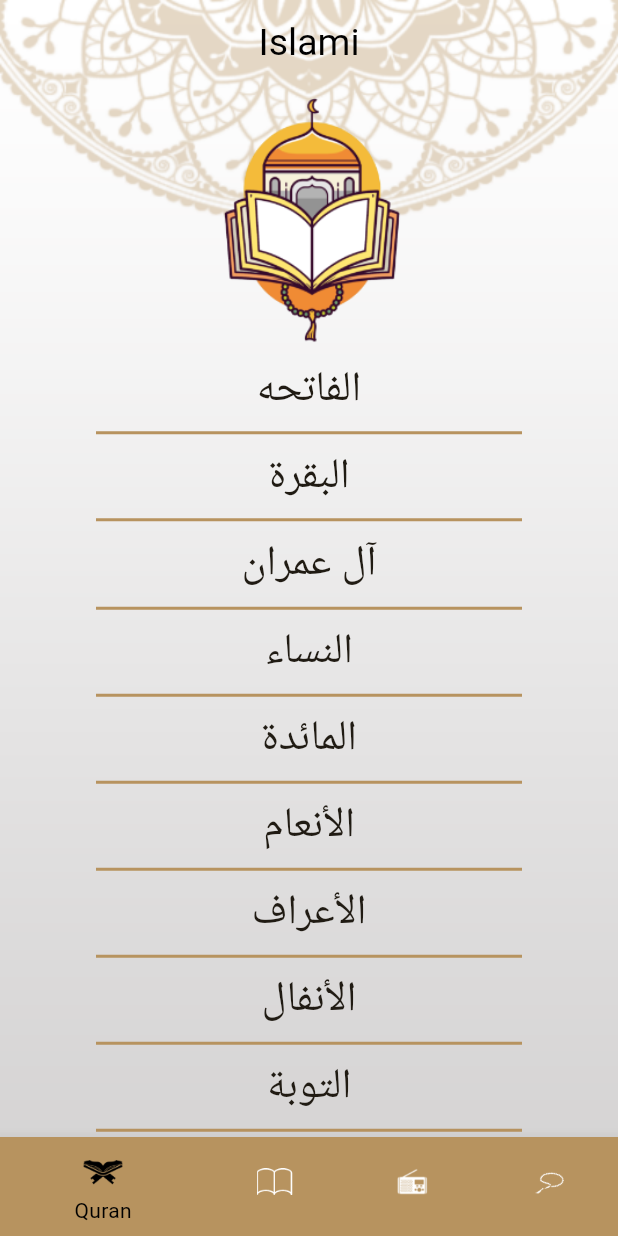
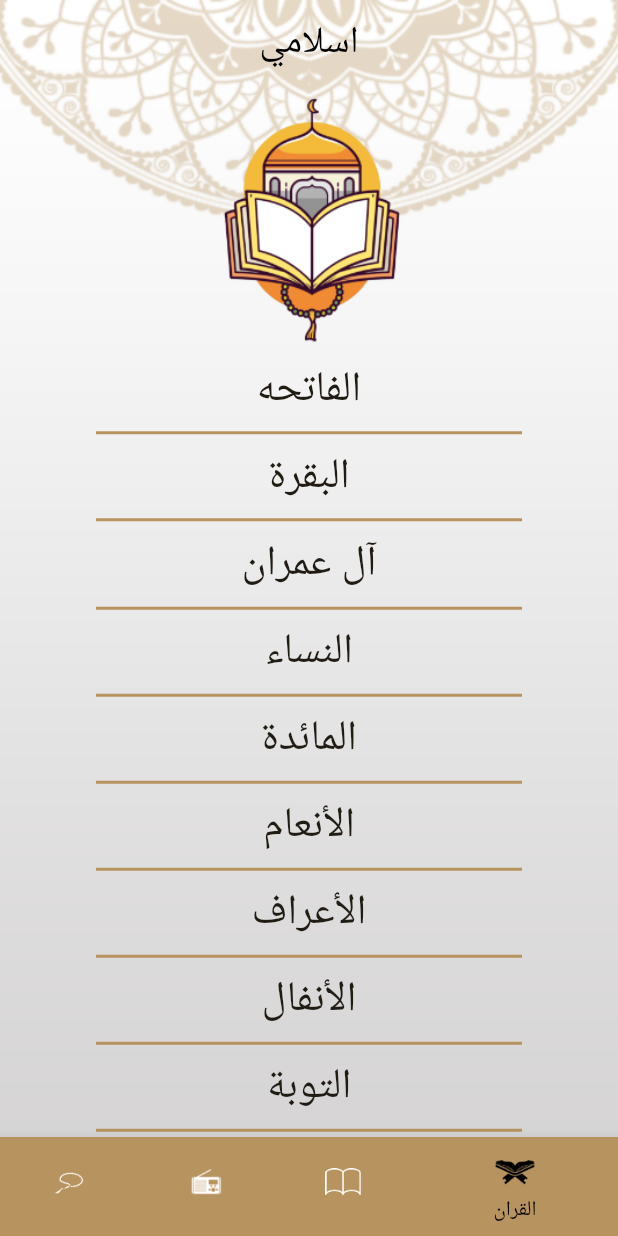
Before and after one commit to Yasmeenadel166/Islami-App, a Flutter app: the screen it shows after launch, on a phone screen of 412 x 824 dp. Run offline on Flutter 3.47's test engine with Material 2 defaults, Android fonts, the phone set to English and light mode, and no system bars; generated files the repository leaves out were written again.

```diff
--- /dev/null
+++ b/l10n.yaml
@@ -0,0 +1,3 @@
+arb-dir: lib/l10n
+template-arb-file: app_en.arb
+output-localization-file: app_localizations.dart
--- /dev/null
+++ b/lib/l10n/app_ar.arb
@@ -0,0 +1,10 @@
+{
+  "app_name" : "اسلامي" ,
+  "quran" : "القران" ,
+  "hadeth" : "الحديث" ,
+  "tasbeh" : "التسبيح" ,
+  "radio" : "الاذاعة" ,
+  "hadeth_number" : "رقم الحديث" ,
+  "chapter_name" : "رقم السورة"
+
+}
--- a/lib/main.dart
+++ b/lib/main.dart
@@ -1,7 +1,9 @@
 import 'package:flutter/material.dart';
+import 'package:flutter_localizations/flutter_localizations.dart';
 import 'package:islami_project/ui/ChapterDetails/ChapterDetailsScreen.dart';
 import 'package:islami_project/ui/HadethDetails/HadethDetailsScreen.dart';
 import 'package:islami_project/ui/home/homeScreen.dart';
+import 'package:flutter_gen/gen_l10n/app_localizations.dart';
 
 void main() {
   runApp(MyApp());
@@ -60,6 +62,18 @@ class MyApp extends StatelessWidget {
         HadethDetailsScreen.routeName : (_) => HadethDetailsScreen(),
       },
       initialRoute:  HomeScreen.routeName,
+       localizationsDelegates: AppLocalizations.localizationsDelegates,  // =
+      // [
+      //   AppLocalizations.delegate,
+      //   GlobalMaterialLocalizations.delegate,
+      //   GlobalWidgetsLocalizations.delegate,
+      //   GlobalCupertinoLocalizations.delegate,
+      // ],
+      supportedLocales: const [
+        Locale('en'), // English
+        Locale('ar'), // Spanish
+      ],
+    locale: Locale('ar'), // or  ar
     );
   }
 }
--- a/lib/ui/home/hadeth/HadethTab.dart
+++ b/lib/ui/home/hadeth/HadethTab.dart
@@ -1,6 +1,7 @@
 import 'package:flutter/material.dart';
 import 'package:flutter/services.dart';
 import 'package:islami_project/ui/home/hadeth/HadethTitleWidget.dart';
+import 'package:flutter_gen/gen_l10n/app_localizations.dart';
 
 import 'Hadeth.dart';
 
@@ -28,7 +29,7 @@ class _HadethTabState extends State<HadethTab> {
                     horizontal: BorderSide(
                         width: 2, color: Theme.of(context).primaryColor))),
             child: Text(
-              'Hadeth',
+              AppLocalizations.of(context)!.hadeth_number,
               style: TextStyle(fontSize: 25),
             )
         ),
--- a/lib/ui/home/homeScreen.dart
+++ b/lib/ui/home/homeScreen.dart
@@ -4,6 +4,7 @@ import 'package:islami_project/ui/home/hadeth/HadethTab.dart';
 import 'package:islami_project/ui/home/quran/QuranTab.dart';
 import 'package:islami_project/ui/home/radio/RadioTab.dart';
 import 'package:islami_project/ui/home/tasbeh/Tasbeh.dart';
+import 'package:flutter_gen/gen_l10n/app_localizations.dart';
 
 class HomeScreen extends StatefulWidget {
 static const String routeName = 'HomeScreen';
@@ -16,9 +17,9 @@ class _HomeScreenState extends State<HomeScreen> {
 int selectedTabIndex =0;
 List<Widget> tabs =[
   QuranTab(),
+  HadethTab(),
+  RadioTab(),
   TasbehTab(),
-  RadioTab(),
-  HadethTab()
 ];
 
   @override
@@ -35,7 +36,7 @@ List<Widget> tabs =[
         appBar: AppBar(
          // backgroundColor: Colors.transparent,
           title: Text(
-            'Islami'
+            AppLocalizations.of(context)!.app_name   // nullable so should put !
           ),
 
         ),
@@ -51,19 +52,19 @@ List<Widget> tabs =[
             BottomNavigationBarItem(
               backgroundColor: Theme.of(context).primaryColor,
                 icon: ImageIcon(AssetImage('assets/images/icon_quran.png')),
-                label: 'Quran'),
+                label: AppLocalizations.of(context)!.quran),
             BottomNavigationBarItem(
                 backgroundColor: Theme.of(context).primaryColor,
                 icon: ImageIcon(AssetImage('assets/images/icon_hadeth.png'),),
-                label: 'Hadeth'),
+                label: AppLocalizations.of(context)!.hadeth),
             BottomNavigationBarItem(
                 backgroundColor: Theme.of(context).primaryColor,
                 icon: ImageIcon(AssetImage('assets/images/icon_radio.png'),),
-                label: 'Radio'),
+                label: AppLocalizations.of(context)!.radio),
             BottomNavigationBarItem(
                 backgroundColor: Theme.of(context).primaryColor,
                 icon: ImageIcon(AssetImage('assets/images/icon_sebha.png'),),
-                label: 'Sebha'),
+                label: AppLocalizations.of(context)!.tasbeh),
           ],
         ),
         body: tabs[selectedTabIndex],
--- a/lib/ui/home/quran/QuranTab.dart
+++ b/lib/ui/home/quran/QuranTab.dart
@@ -20,7 +20,8 @@ List<String> names =["الفاتحه","البقرة","آل عمران","النس
       children: [
         Expanded(
           flex: 1,
-            child: Image.asset('assets/images/qur2an_screen_logo.png')),
+            child: Image.asset('assets/images/qur2an_screen_logo.png')
+        ),
         Expanded(
           flex: 3,
           child: ListView.separated(
--- a/pubspec.yaml
+++ b/pubspec.yaml
@@ -35,6 +35,9 @@ dependencies:
   # The following adds the Cupertino Icons font to your application.
   # Use with the CupertinoIcons class for iOS style icons.
   cupertino_icons: ^1.0.2
+  flutter_localizations:
+    sdk: flutter
+  intl: any
 
 dev_dependencies:
   flutter_test:
@@ -52,6 +55,7 @@ dev_dependencies:
 
 # The following section is specific to Flutter packages.
 flutter:
+  generate: true
 
   # The following line ensures that the Material Icons font is
   # included with your application, so that you can use the icons in
@@ -89,3 +93,5 @@ flutter:
   #
   # For details regarding fonts from package dependencies,
   # see https://flutter.dev/custom-fonts/#from-packages
+flutter_intl:
+  enabled: true
```
Also changed, not shown: lib/l10n/app_en.arb (added, +10 -0 lines), pubspec.lock, 1 other file.
